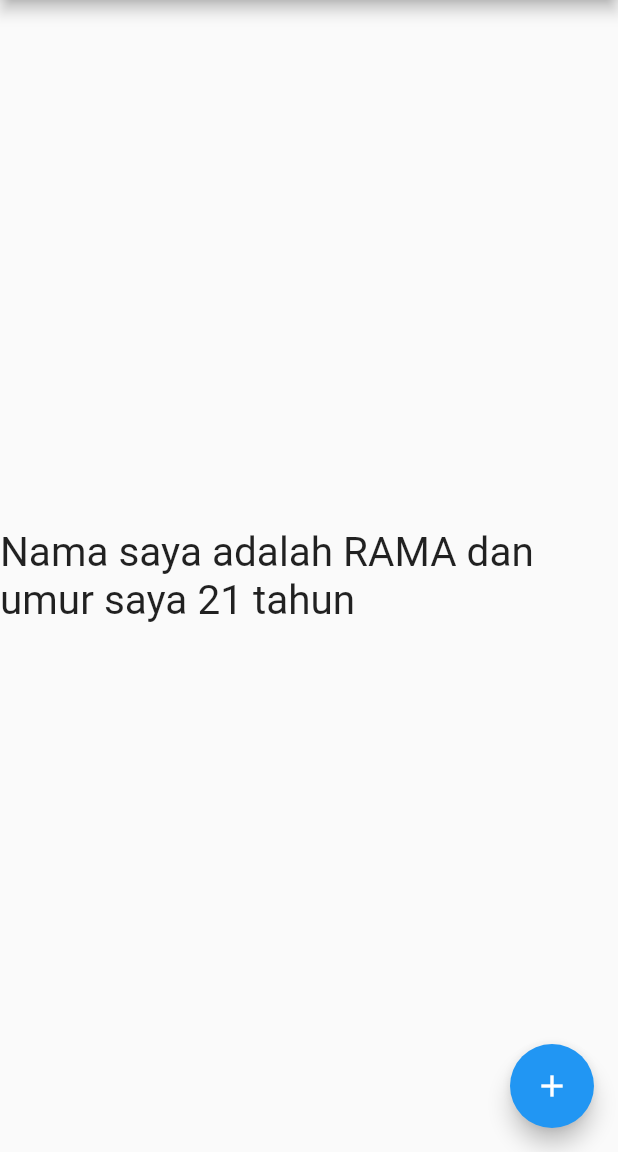
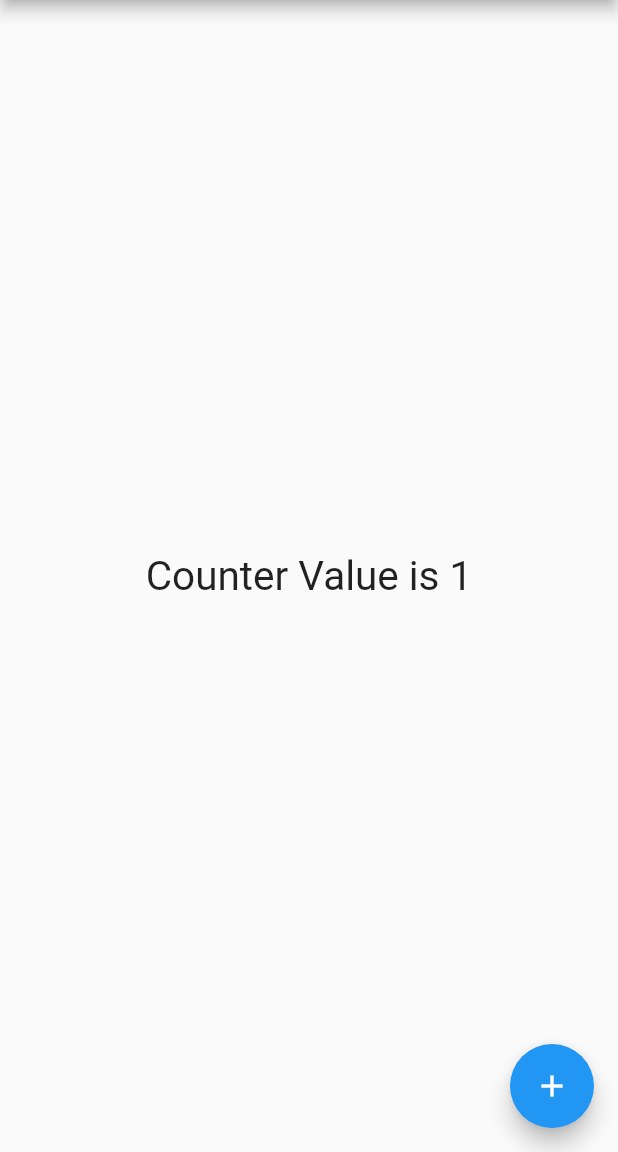
Before and after one commit to muhammadramadhan2045/belajar-getx, a Flutter app: the screen it shows after launch, after a tap on the "add" icon, on a phone screen of 412 x 824 dp, the part 84-1236 px from its top. Run offline on Flutter 3.47's test engine with Material 2 defaults, Android fonts, the phone set to English and light mode, and no system bars; our stand-ins replace get.

Commit message:
menggunakan getbuilder

```diff
--- /dev/null
+++ b/lib/controller/counter_controller.dart
@@ -0,0 +1,9 @@
+import 'package:get/get.dart';
+
+class CounterController extends GetxController {
+  var count = 0;
+  increment() {
+    count++;
+    update();
+  }
+}
--- a/lib/main.dart
+++ b/lib/main.dart
@@ -1,4 +1,5 @@
-import 'package:belajar_getx/controller/orang_controller.dart';
+import 'package:belajar_getx/controller/counter_controller.dart';
+// import 'package:belajar_getx/controller/orang_controller.dart';
 // import 'package:belajar_getx/model/orang.dart';
 import 'package:flutter/material.dart';
 import 'package:get/get.dart';
@@ -11,7 +12,7 @@ void main() {
 class MyApp extends StatelessWidget {
   MyApp({super.key});
 
-  final orangC = Get.put(OrangController());
+  final counterC = Get.put(CounterController());
 
   @override
   Widget build(BuildContext context) {
@@ -25,18 +26,17 @@ class MyApp extends StatelessWidget {
           title: const Text('Getx State Management'),
         ),
         body: Center(
-          child: Obx(
-            () => Text(
-              'Nama saya adalah ${orangC.orang.nama} dan umur saya ${orangC.orang.umur} tahun',
-              style: const TextStyle(
-                fontSize: 27,
-              ),
+            child: GetBuilder<CounterController>(
+          builder: (controller) => Text(
+            'Counter Value is ${controller.count}',
+            style: const TextStyle(
+              fontSize: 27,
             ),
           ),
-        ),
+        )),
         floatingActionButton: FloatingActionButton(
           onPressed: () {
-            orangC.changeToUpper();
+            Get.find<CounterController>().increment();
           },
           child: const Icon(Icons.add),
         ),
```
